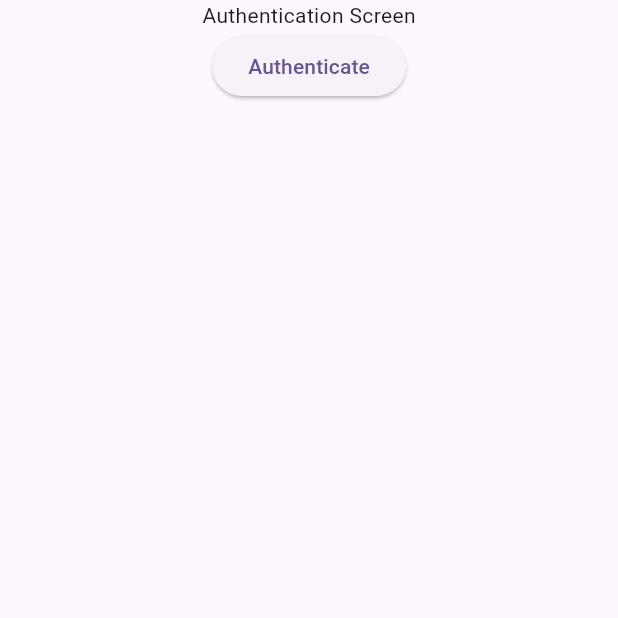
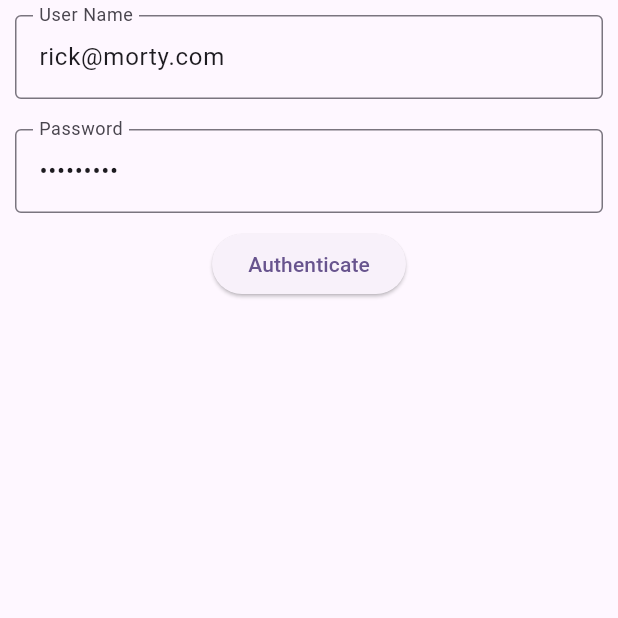
Before and after one commit to swapnil-musale/Rick-Morty-Universe, a Flutter app: the AuthenticationScreen screen opened by its route, on a phone screen of 412 x 824 dp, the top half of it. Run offline on Flutter 3.47's test engine with Material 2 defaults, Android fonts, the phone set to English and light mode, and no system bars; our stand-ins replace dio, firebase_auth, firebase_core, flutter_riverpod, retrofit, riverpod_annotation and 1 more; accounts and stored records are empty; generated files the repository leaves out were written again.

Commit message:
Firebase Authentication & Network API Calling functionality

```diff
--- /dev/null
+++ b/lib/core/utils/Constants.dart
@@ -0,0 +1,5 @@
+class Constants {
+  static String KEY_IS_USER_LOGGED_IN = 'is_user_logged_in';
+  static String KEY_DARK_THEME = 'dark_theme';
+  static String KEY_ONBOARDING_OPENED = 'onboarding_opened';
+}
--- /dev/null
+++ b/lib/features/authentication/data/models/auth_user_model.dart
@@ -0,0 +1,17 @@
+import 'package:firebase_auth/firebase_auth.dart' as firebase_auth;
+import 'package:rick_morty_universe/features/authentication/domain/entities/auth_user.dart';
+
+class AuthUserModel {
+  final String id;
+  final String email;
+
+  AuthUserModel({required this.id, required this.email});
+
+  factory AuthUserModel.firebaseAuthUser(firebase_auth.User firebaseUser) {
+    return AuthUserModel(id: firebaseUser.uid, email: firebaseUser.email!);
+  }
+
+  AuthUser toEntity() {
+    return AuthUser(id: id, email: email);
+  }
+}
--- /dev/null
+++ b/lib/features/authentication/data/repositories/auth_repository_impl.dart
@@ -0,0 +1,77 @@
+import 'package:firebase_auth/firebase_auth.dart' as firebase_auth;
+import 'package:rick_morty_universe/core/utils/Constants.dart';
+import 'package:rick_morty_universe/features/authentication/data/models/auth_user_model.dart';
+import 'package:rick_morty_universe/features/authentication/domain/entities/auth_user.dart';
+import 'package:rick_morty_universe/features/authentication/domain/repositories/auth_repository.dart';
+import 'package:shared_preferences/shared_preferences.dart';
+
+class AuthRepositoryImpl implements AuthRepository {
+  final firebase_auth.FirebaseAuth _firebaseAuth =
+      firebase_auth.FirebaseAuth.instance;
+
+  final SharedPreferences _sharedPreferences;
+
+  AuthRepositoryImpl({required SharedPreferences sharedPreferences})
+      : _sharedPreferences = sharedPreferences;
+
+  @override
+  Future<AuthUser> authenticateUser({
+    required String email,
+    required String password,
+  }) async {
+    try {
+      firebase_auth.UserCredential credential = await _firebaseAuth
+          .signInWithEmailAndPassword(email: email, password: password);
+
+      if (credential.user != null) {
+        return AuthUserModel.firebaseAuthUser(credential.user!).toEntity();
+      } else {
+        throw Exception("User is Null");
+      }
+    } on firebase_auth.FirebaseAuthException catch (error) {
+      if (error.code == 'user-not-found') {
+        firebase_auth.UserCredential credential = await _firebaseAuth
+            .createUserWithEmailAndPassword(email: email, password: password);
+
+        if (credential.user != null) {
+          return AuthUserModel.firebaseAuthUser(credential.user!).toEntity();
+        } else {
+          throw Exception("User is Null");
+        }
+      } else {
+        throw Exception(error);
+      }
+    } catch (error) {
+      throw Exception(error);
+    }
+  }
+
+  @override
+  Future<void> signOut() async {
+    try {
+      await _firebaseAuth.signOut();
+    } catch (error) {
+      throw Exception(error);
+    }
+  }
+
+  @override
+  void setUserLoggedIn(bool value) {
+    _sharedPreferences.setBool(Constants.KEY_IS_USER_LOGGED_IN, value);
+  }
+
+  @override
+  bool getUserLoggedIn() {
+    return _sharedPreferences.getBool(Constants.KEY_IS_USER_LOGGED_IN) ?? false;
+  }
+
+  @override
+  bool getIsOnboardingOpened() {
+    return _sharedPreferences.getBool(Constants.KEY_ONBOARDING_OPENED) ?? false;
+  }
+
+  @override
+  void setIsOnboardingOpened(bool value) {
+    _sharedPreferences.setBool(Constants.KEY_ONBOARDING_OPENED, value);
+  }
+}
--- /dev/null
+++ b/lib/features/authentication/domain/entities/auth_user.dart
@@ -0,0 +1,7 @@
+class AuthUser {
+  final String email;
+  final String id;
+
+  AuthUser({required this.email, required this.id});
+
+}
--- /dev/null
+++ b/lib/features/authentication/domain/repositories/auth_repository.dart
@@ -0,0 +1,18 @@
+import 'package:rick_morty_universe/features/authentication/domain/entities/auth_user.dart';
+
+abstract class AuthRepository {
+  Future<AuthUser> authenticateUser({
+    required String email,
+    required String password,
+  });
+
+  Future<void> signOut();
+
+  void setUserLoggedIn(bool value);
+
+  bool getUserLoggedIn();
+
+  bool getIsOnboardingOpened();
+
+  void setIsOnboardingOpened(bool value);
+}
--- /dev/null
+++ b/lib/features/authentication/domain/use_cases/authenticate_user_use_case.dart
@@ -0,0 +1,20 @@
+import 'package:rick_morty_universe/features/authentication/domain/repositories/auth_repository.dart';
+
+import '../entities/auth_user.dart';
+
+class AuthenticateUserUseCase {
+  final AuthRepository authRepository;
+
+  AuthenticateUserUseCase({required this.authRepository});
+
+  Future<AuthUser> call({required String email, required String password}) async {
+    try {
+      return await authRepository.authenticateUser(
+        email: email,
+        password: password,
+      );
+    } catch (error) {
+      throw Exception(error);
+    }
+  }
+}
--- a/lib/features/authentication/presentation/pages/authentication_screen.dart
+++ b/lib/features/authentication/presentation/pages/authentication_screen.dart
@@ -1,5 +1,9 @@
 import 'package:flutter/material.dart';
+import 'package:rick_morty_universe/features/authentication/data/repositories/auth_repository_impl.dart';
+import 'package:rick_morty_universe/features/authentication/domain/repositories/auth_repository.dart';
+import 'package:rick_morty_universe/features/authentication/domain/use_cases/authenticate_user_use_case.dart';
 import 'package:rick_morty_universe/features/dashboard/presentation/pages/dashboard_screen.dart';
+import 'package:shared_preferences/shared_preferences.dart';
 
 class AuthenticationScreen extends StatefulWidget {
   const AuthenticationScreen({super.key});
@@ -9,6 +13,33 @@ class AuthenticationScreen extends StatefulWidget {
 }
 
 class _AuthenticationScreenState extends State<AuthenticationScreen> {
+  final TextEditingController emailController = TextEditingController();
+  final TextEditingController passwordController = TextEditingController();
+
+  late AuthenticateUserUseCase authenticateUserUseCase;
+  late AuthRepository authRepository;
+
+  @override
+  void initState() {
+    // TODO Remove hardcoded
+    emailController.text = "rick@morty.com";
+    passwordController.text = "123456789";
+
+    SharedPreferences.getInstance().then((pref) {
+      authRepository = AuthRepositoryImpl(sharedPreferences: pref);
+      authenticateUserUseCase =
+          AuthenticateUserUseCase(authRepository: authRepository);
+    });
+    super.initState();
+  }
+
+  @override
+  void dispose() {
+    emailController.dispose();
+    passwordController.dispose();
+    super.dispose();
+  }
+
   @override
   Widget build(BuildContext context) {
     return Scaffold(
@@ -16,10 +47,41 @@ class _AuthenticationScreenState extends State<AuthenticationScreen> {
         child: Center(
           child: Column(
             children: [
-              const Text('Authentication Screen'),
+              Padding(
+                padding: const EdgeInsets.all(10),
+                child: TextField(
+                  controller: emailController,
+                  decoration: const InputDecoration(
+                    border: OutlineInputBorder(),
+                    labelText: 'User Name',
+                    hintText: 'Enter your Email Address',
+                  ),
+                ),
+              ),
+              Padding(
+                padding: const EdgeInsets.all(10),
+                child: TextField(
+                  controller: passwordController,
+                  obscureText: true,
+                  decoration: const InputDecoration(
+                    border: OutlineInputBorder(),
+                    labelText: 'Password',
+                    hintText: 'Enter your secure password',
+                  ),
+                ),
+              ),
               ElevatedButton(
                 child: const Text('Authenticate'),
-                onPressed: () {
+                onPressed: () async {
+                  await authRepository.signOut();
+                  final result = await authenticateUserUseCase.call(
+                    email: emailController.text,
+                    password: passwordController.text,
+                  );
+                  authRepository.setUserLoggedIn(true);
+                  ScaffoldMessenger.of(context).showSnackBar(SnackBar(
+                      content:
+                          Text('Signed in as : ${result.email.toString()}')));
                   Navigator.pushReplacement(
                     context,
                     MaterialPageRoute(
--- /dev/null
+++ b/lib/features/dashboard/domain/repositories/dashboard_repository.dart
@@ -0,0 +1,5 @@
+import 'package:rick_morty_universe/features/dashboard/domain/entities/characters_response.dart';
+
+abstract class DashBoardRepository {
+  Future<CharactersResponse> getCharacters();
+}
```
Also changed, not shown: lib/core/sources/network/api_service.dart (added, +13 -0 lines), lib/features/dashboard/data/models/characters_response_model.dart (added, +173 -0 lines), lib/features/dashboard/data/repositories/dashboard_repository_impl.dart (added, +20 -0 lines), lib/features/dashboard/domain/entities/characters_response.dart (added, +57 -0 lines), lib/features/dashboard/domain/use_cases/get_characters_use_case.dart (added, +16 -0 lines), lib/features/dashboard/presentation/pages/character_details_screen.dart (+15 -3 lines), lib/features/dashboard/presentation/pages/characters_screen.dart (+51 -3 lines), lib/main.dart (+37 -8 lines), pubspec.yaml (+7 -0 lines), lib/core/sources/network/api_service.g.dart (added), lib/features/dashboard/data/models/characters_response_model.g.dart (added), lib/firebase_options.dart (added), pubspec.lock, 21 other files.
